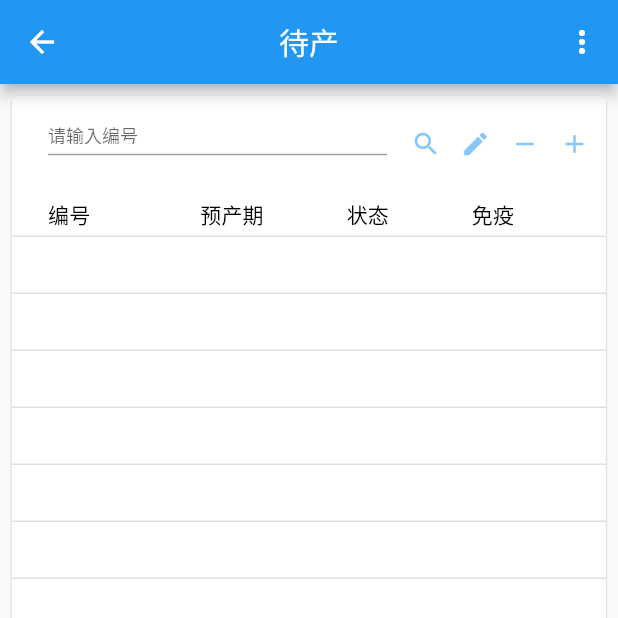
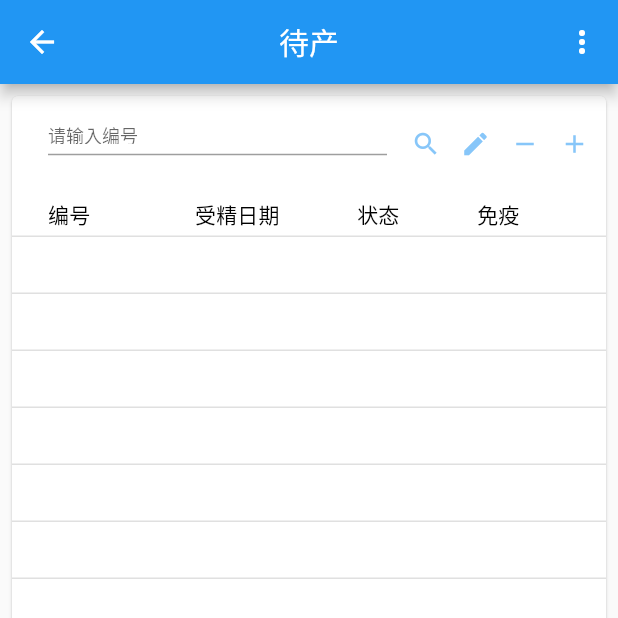
Before and after one commit to fivem/flutter_shiniu, a Flutter app: the ProducePage screen opened directly, after a tap on "怀孕期", on a phone screen of 412 x 824 dp, the top half of it. Run offline on Flutter 3.47's test engine with Material 2 defaults, Android fonts, the phone set to English and light mode, and no system bars; our stand-ins replace date_format, dio, sqflite; missing offline and left inert: mock_web_server; accounts and stored records are empty.

Commit message:
update business

```diff
--- a/lib/main/producePage/dao/waitingParturitionDao.dart
+++ b/lib/main/producePage/dao/waitingParturitionDao.dart
@@ -29,6 +29,7 @@ class WaitingParturitionDao{
   update(CowEntity cowEntity) async{
     String sql = "update pdt_cow set"
         " cow_Code = '${cowEntity.cowCode}',"
+        " state = '${cowEntity.state}',"
         " period = '${cowEntity.period}',"
         " birth_Day = '${cowEntity.birthDay}',"
         " birth_Count = ${cowEntity.birthCount.toString()},"
--- a/lib/main/producePage/datasource/cowDataSource.dart
+++ b/lib/main/producePage/datasource/cowDataSource.dart
@@ -9,7 +9,8 @@ class CowDataSource extends DataTableSource{
   List<CowEntity>  listData = <CowEntity>[];
   int selectedLength = 0;
   BuildContext context;
-  CowDataSource({this.cowEntity}){
+  String page;
+  CowDataSource({@required this.page,this.cowEntity}){
     WaitingParturitionDao().query(cowEntity).then((result){
       listData = result;
       notifyListeners();
@@ -31,7 +32,7 @@ class CowDataSource extends DataTableSource{
             return CowFormPage(enable: false,cow:cow);
           },settings:RouteSettings(name: '/CowFormPage')));
         }),
-        DataCell(Container(width:70,child:Text('${cow.EDC=="null"?"":cow.EDC}'))),
+        DataCell(Container(width:70,child:Text(_buildDateTitle(this.page,cow)))),
         DataCell(Container(width:30,child:Text('${EnumTransfer.getStateText(cow.state)}'))),
         DataCell(Container(width:20,child:Center(child:Text('${cow.immuno=="0"?"否":"是"}')))),
 
@@ -80,6 +81,13 @@ class CowDataSource extends DataTableSource{
     this.context = context;
   }
 
+  _buildDateTitle(page,CowEntity cow){
 
+    switch(page){
+      case 'waitingParturition': return cow.EDC=='null'?"":cow.EDC;
+      case 'pregnancy': return cow.fertilizationDate=='null'?'':cow.fertilizationDate;
+      case 'interruption': return cow.childbirthDate=='null'?'':cow.childbirthDate;
+    }
+  }
 
 }
--- a/lib/main/producePage/producePage.dart
+++ b/lib/main/producePage/producePage.dart
@@ -37,9 +37,9 @@ class _ProducePage extends State<ProducePage>{
                           child:Row(
                               mainAxisAlignment: MainAxisAlignment.spaceEvenly,
                               children: <Widget>[
-                                getListIcon(context,Icons.record_voice_over,'待产期',WaitingParturition()),
-                                getListIcon(context,Icons.record_voice_over,'怀孕期',WaitingParturition()),
-                                getListIcon(context,Icons.record_voice_over,'休止期',WaitingParturition()),
+                                getListIcon(context,Icons.record_voice_over,'待产期',WaitingParturition(page:'waitingParturition')),
+                                getListIcon(context,Icons.record_voice_over,'怀孕期',WaitingParturition(page:'pregnancy')),
+                                getListIcon(context,Icons.record_voice_over,'休止期',WaitingParturition(page:'interruption')),
                               ]
                           )
                       ),
--- a/lib/main/producePage/productDetailPage/waitingParturition.dart
+++ b/lib/main/producePage/productDetailPage/waitingParturition.dart
@@ -9,6 +9,8 @@ import 'package:flutter_shiniu/main/producePage/productDetailPage/cowFormPage.da
 import '../../commonAppBar.dart';
 
 class WaitingParturition extends StatefulWidget {
+  String page='waitingParturition';
+  WaitingParturition({@required this.page});
   @override
   _WaitingParturitionState createState() => _WaitingParturitionState();
 }
@@ -18,10 +20,11 @@ class _WaitingParturitionState extends State<WaitingParturition> {
   int _rowsPerPage = PaginatedDataTable.defaultRowsPerPage;
   int _sortColumnIndex;
   bool _sortAscending = false;
-  CowDataSource _dataTableSource = CowDataSource();
+  CowDataSource _dataTableSource;
   TextEditingController _searchTextController = TextEditingController();
   @override
   Widget build(BuildContext context) {
+    _dataTableSource = CowDataSource(page:widget.page);
     _dataTableSource.buildContext(context);
     _addInfo(){
       Navigator.of(context).push(MaterialPageRoute(builder: (_){
@@ -69,7 +72,7 @@ class _WaitingParturitionState extends State<WaitingParturition> {
                         }
                       });
                       setState((){
-                        _dataTableSource = CowDataSource();
+                        _dataTableSource = CowDataSource(page:widget.page);
                       });
                       Navigator.of(context).pop();
                     },
@@ -85,7 +88,7 @@ class _WaitingParturitionState extends State<WaitingParturition> {
     }
     _queryInfo(){
       setState((){
-        _dataTableSource = CowDataSource(cowEntity: CowEntity(cowCode: _searchTextController.text));
+        _dataTableSource = CowDataSource(page:widget.page,cowEntity: CowEntity(cowCode: _searchTextController.text));
       });
     }
     void _sort<T>(Comparable<T> getField(CowEntity d), int columnIndex, bool ascending) {
@@ -120,7 +123,7 @@ class _WaitingParturitionState extends State<WaitingParturition> {
             columns:<DataColumn>[
               DataColumn(label: Text('编号'),onSort:
                   (int columnIndex,bool ascending)=>_sort((CowEntity cow)=>cow.cowCode,columnIndex,ascending)),
-              DataColumn(label: Text('预产期')),
+              DataColumn(label: Text(_buildDateTitle(widget.page))),
               DataColumn(label: Text('状态')),
               DataColumn(label: Text('免疫')),
             ],
@@ -150,7 +153,16 @@ class _WaitingParturitionState extends State<WaitingParturition> {
   void deactivate() {
     var bool = ModalRoute.of(context).isCurrent;
     if (bool) {
-      _dataTableSource = CowDataSource();
+      _dataTableSource = CowDataSource(page:widget.page);
+    }
+  }
+
+  _buildDateTitle(page){
+
+    switch(page){
+      case 'waitingParturition': return '预产日期';
+      case 'pregnancy': return '受精日期';
+      case 'interruption': return '生产日期';
     }
   }
 }
```
